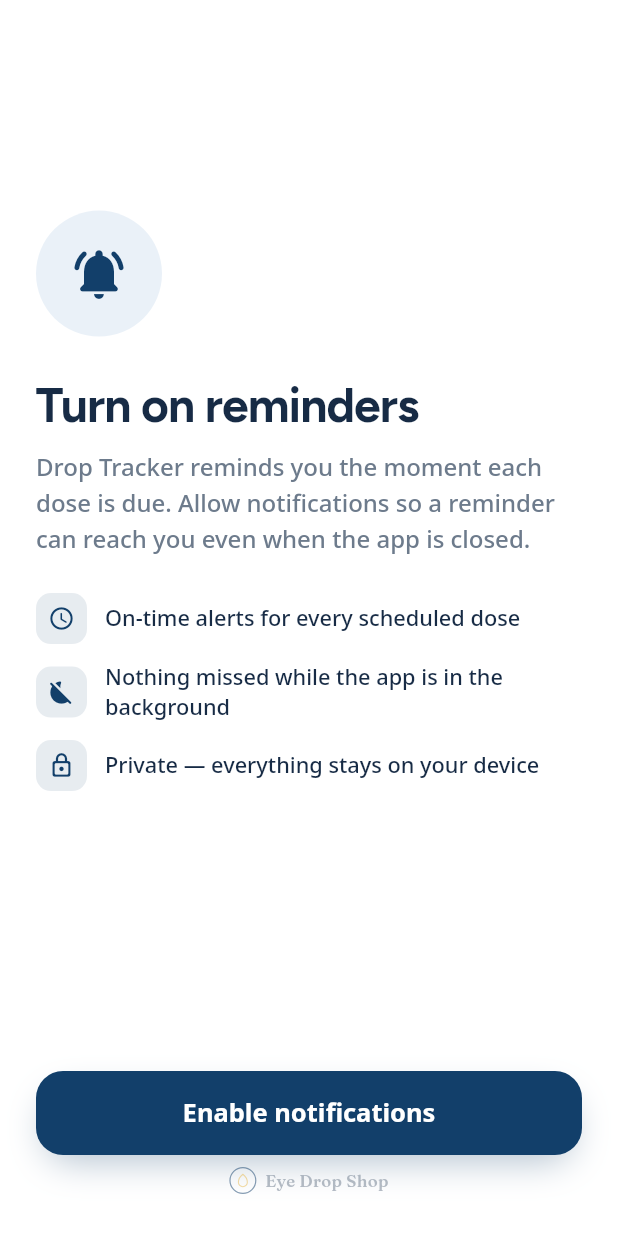
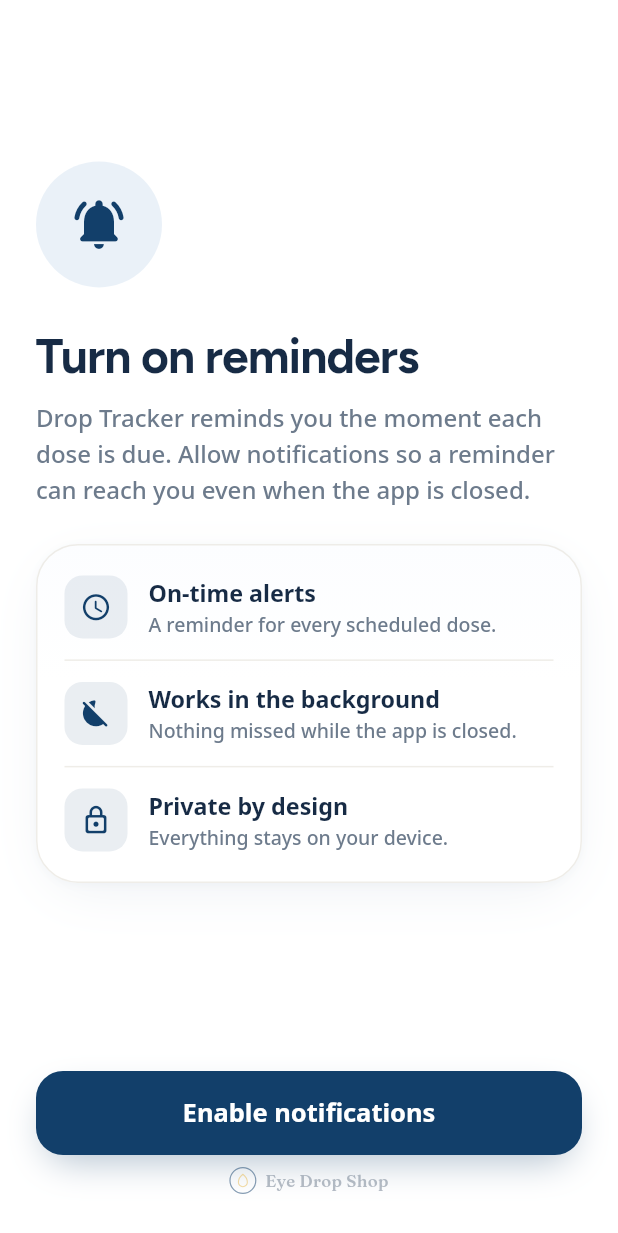
Before and after one commit to WaseemMirzaa/EDS, a Flutter app: the screen it shows after launch, on a phone screen of 412 x 824 dp. Shown: the top 1233 px of the screen. Run offline on Flutter 3.47's test engine with Material 3 defaults, Android fonts, the phone set to English and light mode, and no system bars; our stand-ins replace flutter_local_notifications, flutter_svg, flutter_timezone, google_fonts, pdf, printing and 3 more.

Commit message:
Official Google G icon + card-based permission screens
- Replace the painter "G" (read as a donut) with the official multicolor
  Google G via inline SVG (flutter_svg).
- Notification and reliability permission screens now group their content in
  Apple-Wallet-style cards: feature rows / numbered steps with soft icon tiles
  and hairline dividers for a more professional look.

Co-Authored-By: Claude Opus 4.8 <noreply@anthropic.com>

```diff
--- a/drop_tracker/lib/screens/permission_screen.dart
+++ b/drop_tracker/lib/screens/permission_screen.dart
@@ -87,9 +87,18 @@ class _PermissionScreenState extends State<PermissionScreen> with WidgetsBinding
                 style: AppTypography.body(16, weight: FontWeight.w500, color: BrandColors.inkSoft, height: 1.5),
               ),
               const Gap(24),
-              _bullet(Icons.schedule_rounded, 'On-time alerts for every scheduled dose'),
-              _bullet(Icons.bedtime_off_rounded, 'Nothing missed while the app is in the background'),
-              _bullet(Icons.lock_outline_rounded, 'Private — everything stays on your device'),
+              AppCard(
+                padding: const EdgeInsets.symmetric(horizontal: 18, vertical: 6),
+                child: Column(
+                  children: [
+                    _featureRow(Icons.schedule_rounded, 'On-time alerts', 'A reminder for every scheduled dose.'),
+                    const _RowDivider(),
+                    _featureRow(Icons.bedtime_off_rounded, 'Works in the background', 'Nothing missed while the app is closed.'),
+                    const _RowDivider(),
+                    _featureRow(Icons.lock_outline_rounded, 'Private by design', 'Everything stays on your device.'),
+                  ],
+                ),
+              ),
               const Spacer(flex: 3),
               if (_denied) ...[
                 Container(
@@ -135,19 +144,28 @@ class _PermissionScreenState extends State<PermissionScreen> with WidgetsBinding
     );
   }
 
-  Widget _bullet(IconData icon, String text) {
+  Widget _featureRow(IconData icon, String title, String subtitle) {
     return Padding(
-      padding: const EdgeInsets.only(bottom: 12),
+      padding: const EdgeInsets.symmetric(vertical: 14),
       child: Row(
         children: [
           Container(
-            width: 34,
-            height: 34,
-            decoration: BoxDecoration(color: BrandColors.primary.withValues(alpha: 0.10), borderRadius: BorderRadius.circular(10)),
-            child: Icon(icon, size: 18, color: BrandColors.primary),
+            width: 42,
+            height: 42,
+            decoration: BoxDecoration(color: BrandColors.primary.withValues(alpha: 0.09), borderRadius: BorderRadius.circular(12)),
+            child: Icon(icon, size: 21, color: BrandColors.primary),
           ),
-          const SizedBox(width: 12),
-          Expanded(child: Text(text, style: AppTypography.body(14.5, weight: FontWeight.w500, height: 1.35))),
+          const SizedBox(width: 14),
+          Expanded(
+            child: Column(
+              crossAxisAlignment: CrossAxisAlignment.start,
+              children: [
+                Text(title, style: AppTypography.body(15.5, weight: FontWeight.w700, color: BrandColors.ink)),
+                const SizedBox(height: 2),
+                Text(subtitle, style: AppTypography.body(13, weight: FontWeight.w500, color: BrandColors.inkSoft, height: 1.3)),
+              ],
+            ),
+          ),
         ],
       ),
     );
@@ -160,3 +178,11 @@ class _PermissionScreenState extends State<PermissionScreen> with WidgetsBinding
     } catch (_) {}
   }
 }
+
+/// Hairline divider between rows inside a feature/step card.
+class _RowDivider extends StatelessWidget {
+  const _RowDivider();
+  @override
+  Widget build(BuildContext context) =>
+      Divider(height: 1, thickness: 1, color: BrandColors.border.withValues(alpha: 0.7));
+}
--- a/drop_tracker/pubspec.yaml
+++ b/drop_tracker/pubspec.yaml
@@ -24,6 +24,7 @@ dependencies:
 
   # Branding / typography
   google_fonts: ^6.2.1
+  flutter_svg: ^2.0.10+1
 
   # Formatting & utilities
   intl: ^0.19.0
```
Also changed, not shown: drop_tracker/lib/screens/battery_permission_screen.dart (+25 -11 lines), drop_tracker/lib/widgets/auth_widgets.dart (+12 -38 lines), drop_tracker/pubspec.lock.
